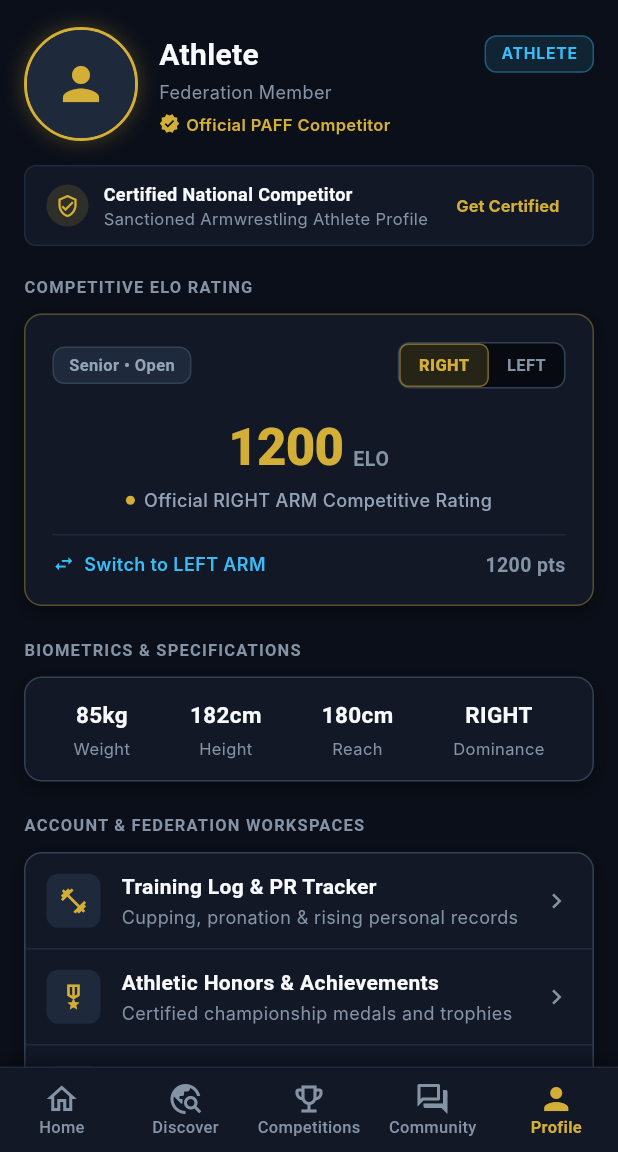
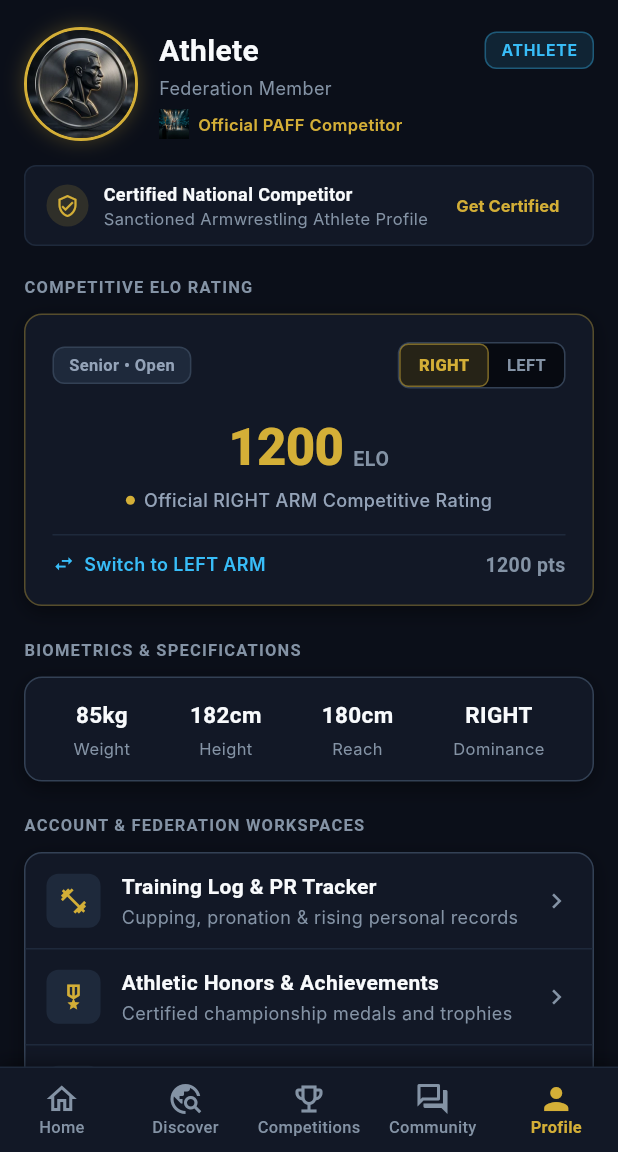
Before and after one commit to muhammadlatif9292-PK/ArmSphere-1, a Flutter app: the AthleteProfileScreen screen opened by its route, on a phone screen of 412 x 824 dp, the part 84-1236 px from its top. Run offline on Flutter 3.47's test engine with Material 3 defaults, Android fonts, the phone set to English and light mode, and no system bars; our stand-ins replace audioplayers, cached_network_image, connectivity_plus, device_info_plus, dio, firebase_core and 9 more; missing offline and left inert: flutter_stripe; accounts and stored records are empty; Roboto replaces fonts that are missing (Space Grotesk); statements that could not run were skipped.

Commit message:
feat(media): Phase 1C Batch 2 - athlete identity media integration for Profile and Rankings

```diff
--- a/apps/mobile/lib/features/athlete/screens/athlete_screens.dart
+++ b/apps/mobile/lib/features/athlete/screens/athlete_screens.dart
@@ -24,6 +24,18 @@ String _fmtDate(dynamic iso) {
   final d = DateTime.tryParse(iso?.toString() ?? '');
   if (d == null) return '';
   return '${d.day} ${_months[d.month] ?? ''} ${d.year}';
+}
+
+String _getDivisionBadge(dynamic weightVal, dynamic weightClassStr) {
+  final cls = weightClassStr?.toString().toLowerCase() ?? '';
+  if (cls.contains('heavy') || cls.contains('open') || cls.contains('+')) return ArmSphereAssets.badgeHeavy;
+  if (cls.contains('light')) return ArmSphereAssets.badgeLight;
+  if (cls.contains('junior')) return ArmSphereAssets.badgeJunior;
+  if (cls.contains('master')) return ArmSphereAssets.badgeMasters;
+  final w = (weightVal is num) ? weightVal.toDouble() : double.tryParse(weightVal?.toString() ?? '') ?? 85.0;
+  if (w >= 95) return ArmSphereAssets.badgeHeavy;
+  if (w >= 75) return ArmSphereAssets.badgeMiddle;
+  return ArmSphereAssets.badgeLight;
 }
 
 /// Athlete Dashboard Screen (Canary 2 Specification)
@@ -928,22 +940,12 @@ class AthleteProfileScreen extends ConsumerWidget {
                       ),
                     ],
                   ),
-                  child: CircleAvatar(
-                    radius: 36,
-                    backgroundColor: AppTheme.elevatedSurface,
-                    backgroundImage: (profile['profilePhoto'] != null && profile['profilePhoto'].toString().isNotEmpty)
-                        ? NetworkImage(profile['profilePhoto'].toString())
-                        : null,
-                    onBackgroundImageError: (profile['profilePhoto'] != null && profile['profilePhoto'].toString().isNotEmpty)
-                        ? (_, __) {}
-                        : null,
-                    child: (profile['profilePhoto'] != null && profile['profilePhoto'].toString().isNotEmpty)
-                        ? null
-                        : Icon(
-                            Icons.person,
-                            size: 36,
-                            color: isOfficial ? AppTheme.info : AppTheme.goldPrimary,
-                          ),
+                  child: ArmSphereImage.avatar(
+                    imageUrl: (profile['profilePhoto'] ?? profile['avatarUrl'])?.toString(),
+                    initial: displayName,
+                    size: 72,
+                    fallbackAsset: ArmSphereAssets.defaultAvatar,
+                    semanticLabel: 'Athlete Avatar for $displayName',
                   ),
                 ),
                 const SizedBox(width: 14),
@@ -980,12 +982,15 @@ class AthleteProfileScreen extends ConsumerWidget {
                       const SizedBox(height: 5),
                       Row(
                         children: [
-                          Icon(
-                            Icons.verified,
-                            size: 14,
-                            color: isOfficial ? AppTheme.info : AppTheme.goldPrimary,
+                          ArmSphereImage(
+                            assetPath: isOfficial
+                                ? ArmSphereAssets.refNat
+                                : _getDivisionBadge(profile['weightKg'] ?? profile['weight'], profile['weightClass']),
+                            width: 20,
+                            height: 20,
+                            semanticLabel: isOfficial ? 'Certified Referee Insignia' : 'Division Category Badge',
                           ),
-                          const SizedBox(width: 4),
+                          const SizedBox(width: 6),
                           Text(
                             isOfficial ? 'Certified Federation Official' : 'Official PAFF Competitor',
                             style: TextStyle(
```
Also changed, not shown: apps/mobile/lib/features/athlete/screens/public_profile_screen.dart (+42 -18 lines), apps/mobile/lib/features/athlete/screens/rankings_screen.dart (+23 -8 lines), 2 other files.
